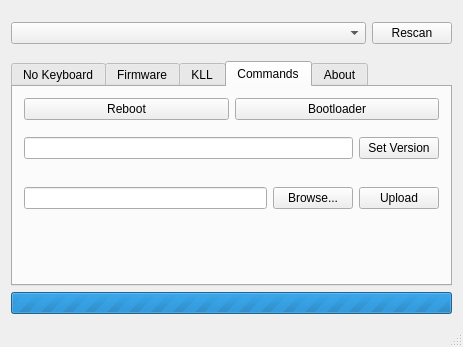
The window that mainwindow.ui (pok3r-custom/Pok3rConf) describes before a commit, drawn with Qt 5.
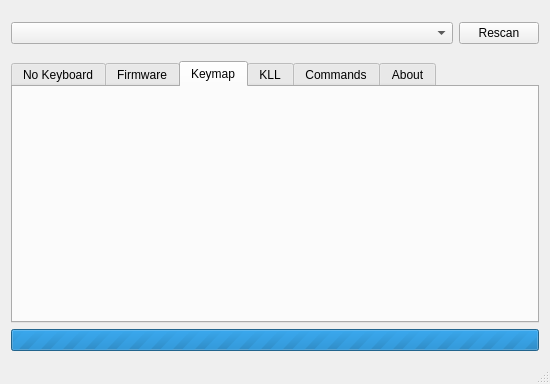
The same window after the commit.

Commit message: trying keymap layout

```diff
--- a/mainwindow.ui
+++ b/mainwindow.ui
@@ -6,8 +6,8 @@
    <rect>
     <x>0</x>
     <y>0</y>
-    <width>463</width>
-    <height>347</height>
+    <width>550</width>
+    <height>384</height>
    </rect>
   </property>
   <property name="windowTitle">
@@ -50,7 +50,7 @@
     <item>
      <widget class="QTabWidget" name="tabWidget">
       <property name="currentIndex">
-       <number>3</number>
+       <number>2</number>
       </property>
       <widget class="QWidget" name="noTab">
        <attribute name="title">
@@ -200,6 +200,37 @@
         </item>
        </layout>
       </widget>
+      <widget class="QWidget" name="keymapTab">
+       <attribute name="title">
+        <string>Keymap</string>
+       </attribute>
+       <layout class="QVBoxLayout" name="verticalLayout_4">
+        <item>
+         <widget class="QWidget" name="keymap" native="true">
+          <layout class="QGridLayout" name="gridLayout_4" rowstretch="0" columnstretch="0">
+           <property name="sizeConstraint">
+            <enum>QLayout::SetDefaultConstraint</enum>
+           </property>
+           <property name="leftMargin">
+            <number>0</number>
+           </property>
+           <property name="topMargin">
+            <number>0</number>
+           </property>
+           <property name="rightMargin">
+            <number>0</number>
+           </property>
+           <property name="bottomMargin">
+            <number>0</number>
+           </property>
+           <property name="spacing">
+            <number>4</number>
+           </property>
+          </layout>
+         </widget>
+        </item>
+       </layout>
+      </widget>
       <widget class="QWidget" name="kllTab">
        <attribute name="title">
         <string>KLL</string>
```
Left out of the diff: 2 changed lines with no effect on the pictures. The commit also changes 5 other files.
